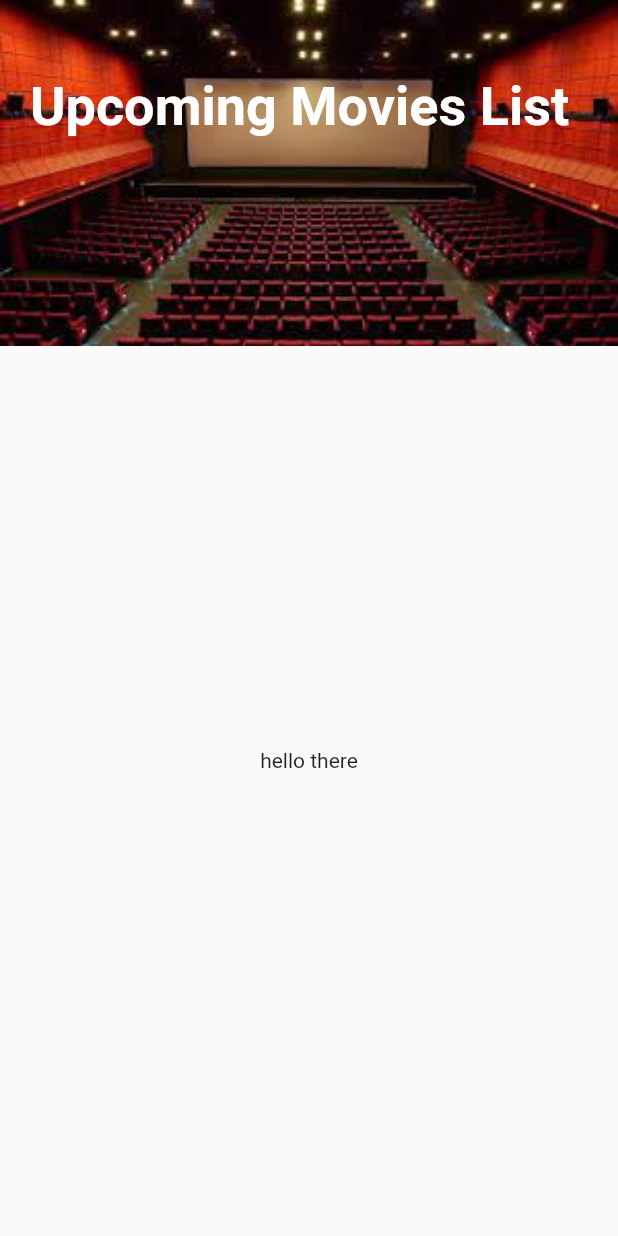
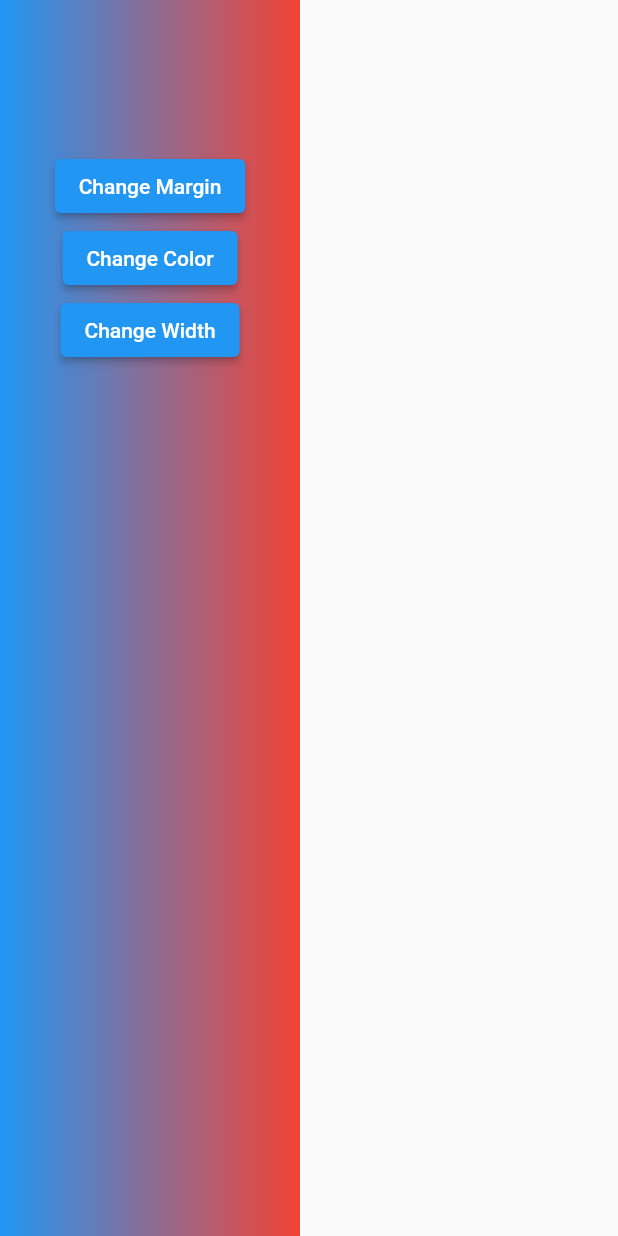
Before and after one commit to RipeSeed/FlutterUpcomingMovies, a Flutter app: the screen it shows after launch, on a phone screen of 412 x 824 dp. Run offline on Flutter 3.47's test engine with Material 2 defaults, Android fonts, the phone set to English and light mode, and no system bars; our stand-ins replace bloc, equatable, flutter_bloc, flutter_dotenv.

Commit message:
animation playground completed

```diff
--- a/lib/main.dart
+++ b/lib/main.dart
@@ -1,5 +1,6 @@
 import 'package:animation/bloc/movies_bloc.dart';
 import 'package:animation/screens/home.dart';
+import 'package:animation/screens/playGround.dart';
 import 'package:flutter/material.dart';
 import 'package:flutter_bloc/flutter_bloc.dart';
 import 'package:flutter_dotenv/flutter_dotenv.dart';
@@ -19,9 +20,9 @@ class MyApp extends StatelessWidget {
           create: ((context) => MoviesBloc()..add(GetFirstPage())),
         )
       ],
-      child: MaterialApp(
+      child: const MaterialApp(
         title: 'UpcomingMovies',
-        home: Home(),
+        home: MyPlayGround(),
       ),
     );
   }
--- /dev/null
+++ b/lib/screens/playGround.dart
@@ -0,0 +1,73 @@
+import 'dart:math';
+
+import 'package:flutter/material.dart';
+
+class MyPlayGround extends StatefulWidget {
+  const MyPlayGround({super.key});
+
+  @override
+  State<MyPlayGround> createState() => _MyPlayGroundState();
+}
+
+class _MyPlayGroundState extends State<MyPlayGround> {
+  double _width = 200;
+  double _opacity = 1;
+  Color _color = Colors.blue;
+  Color _colort = Colors.red;
+  double _margin = 0;
+
+  @override
+  void initState() {
+    // ignore: todo
+    // TODO: implement initState
+    super.initState();
+  }
+
+  @override
+  Widget build(BuildContext context) {
+    return Scaffold(
+      body: AnimatedContainer(
+        duration: const Duration(seconds: 1),
+        margin: EdgeInsets.all(_margin),
+        decoration: BoxDecoration(
+          gradient: LinearGradient(colors: [_color, _colort]),
+        ),
+        width: (_width),
+        child: Column(
+          children: [
+            const SizedBox(
+              height: 100,
+              width: 20,
+            ),
+            ElevatedButton(
+              onPressed: (() {
+                setState(() {
+                  _margin = Random().nextDouble() * 150;
+                });
+              }),
+              child: const Text("Change Margin"),
+            ),
+            ElevatedButton(
+              onPressed: (() {
+                setState(() {
+                  _color = _colort;
+                  _colort = Colors
+                      .primaries[Random().nextInt(Colors.primaries.length)];
+                });
+              }),
+              child: const Text("Change Color"),
+            ),
+            ElevatedButton(
+              onPressed: (() {
+                setState(() {
+                  _width = Random().nextDouble() * 300;
+                });
+              }),
+              child: const Text("Change Width"),
+            )
+          ],
+        ),
+      ),
+    );
+  }
+}
```
